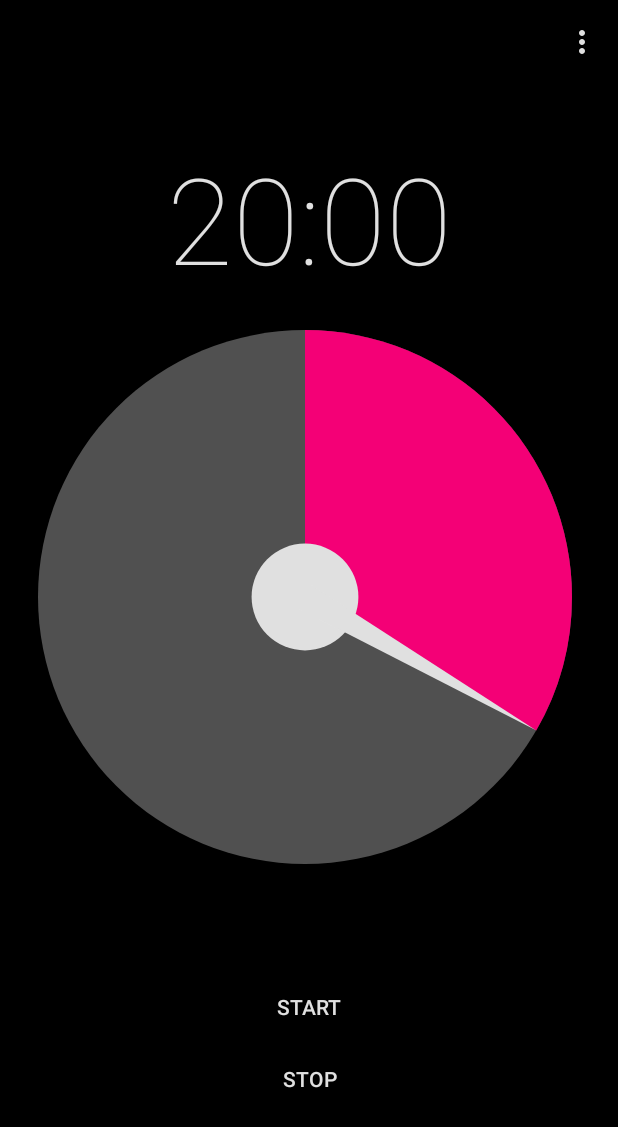
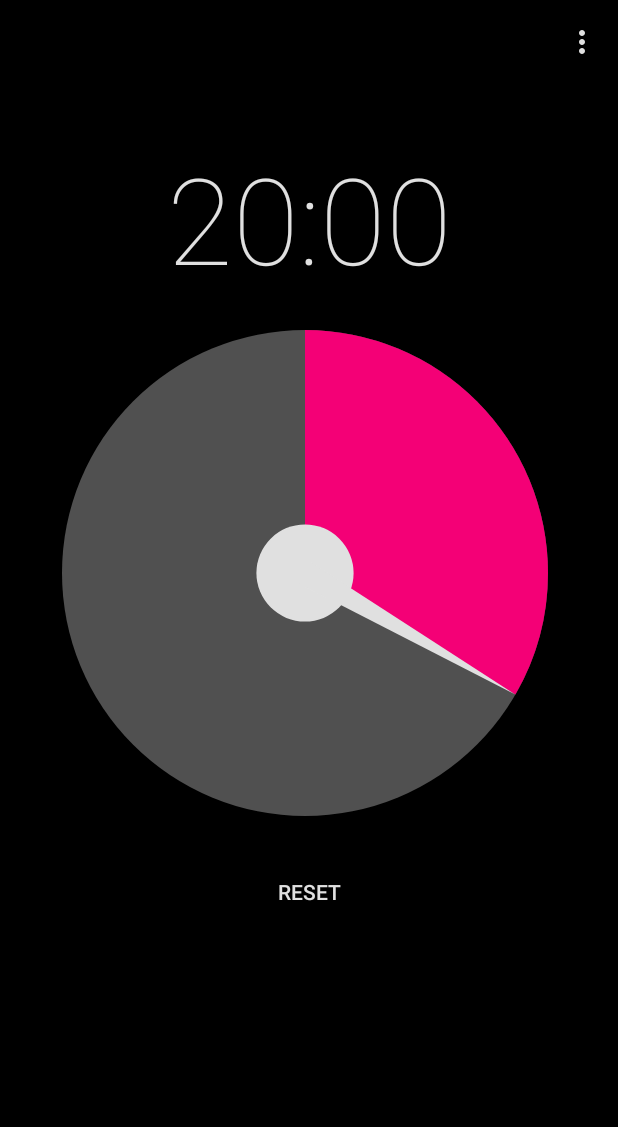
Before and after one commit to joehalliwell/meditation-time, an Android app: the screen it shows after launch (MainActivity), on a phone screen of 412 x 824 dp. Shown: the top 1127 px of the screen. Run offline under Robolectric (Android 15) with nearby library versions, the phone set to English and light mode, and no system bars.

Commit message:
Add pause function

```diff
--- a/app/src/main/AndroidManifest.xml
+++ b/app/src/main/AndroidManifest.xml
@@ -5,7 +5,7 @@
     <application
             android:allowBackup="true"
             android:icon="@mipmap/ic_launcher"
-            android:label=""
+            android:label="Meditation Time"
             android:roundIcon="@mipmap/ic_launcher_round"
             android:supportsRtl="true"
             android:theme="@style/AppTheme">
--- a/app/src/main/java/com/joehalliwell/meditationtime/MainActivity.kt
+++ b/app/src/main/java/com/joehalliwell/meditationtime/MainActivity.kt
@@ -71,6 +71,11 @@ class MainActivity : AppCompatActivity(), TimerViewListener, Runnable {
             duration = maximumDuration / 3
         }
 
+        reset()
+
+        // Remove app name from action bar
+        supportActionBar?.setDisplayShowTitleEnabled(false)
+        supportActionBar?.setDisplayShowHomeEnabled(false)
     }
 
     override fun onDestroy() {
@@ -116,29 +121,10 @@ class MainActivity : AppCompatActivity(), TimerViewListener, Runnable {
         }
     }
 
-    private fun isRunning(): Boolean = _start > 0
+    override fun onDialTouch(position: Float) {
+        if (isRunning()) return
 
-    fun start(view: View) {
-        if (isRunning()) return
-        _start = System.currentTimeMillis()
-        _stage = -1
-        val editor: Editor = preferences.edit()
-        editor.putLong("duration", duration)
-        editor.commit()
-        timerHandler.postDelayed(this, 0)
-    }
-
-    fun stop(view: View) {
-        timerHandler.removeCallbacks(this)
-        _start = 0
-        _elapsed = 0
-        updateViews()
-    }
-
-    override fun onDialTouch(position: Float) {
         Log.i(TAG, "Got touch at " + position)
-
-        if (isRunning()) return
 
         var d = position
         if (d <= 0) d+= 1.0f
@@ -147,8 +133,32 @@ class MainActivity : AppCompatActivity(), TimerViewListener, Runnable {
     }
 
     override fun onHubTouch() {
-        if (!isRunning()) start(this.timerView)
-        else stop(this.timerView)
+        if (!isRunning()) start()
+        else pause()
+    }
+
+    private fun isRunning(): Boolean = _start > 0
+
+    fun start() {
+        if (isRunning()) return
+        _start = System.currentTimeMillis()
+        val editor: Editor = preferences.edit()
+        editor.putLong("duration", duration)
+        editor.commit()
+        timerHandler.postDelayed(this, 0)
+    }
+
+    fun reset() {
+        _stage = -1
+        _elapsed = 0
+        pause()
+    }
+    fun resetClickHandler(view: View) = reset()
+
+    fun pause() {
+        _start = 0
+        timerHandler.removeCallbacks(this)
+        updateViews()
     }
 
     override fun run() {
@@ -164,7 +174,7 @@ class MainActivity : AppCompatActivity(), TimerViewListener, Runnable {
             _stage = targetStage
             playSoundForStage(targetStage)
         }
-        if (_stage == _segments && !runOn) stop(this.timerTextView)
+        if (_stage == _segments && !runOn) reset()
 
         updateViews()
 
--- a/app/src/main/res/layout/activity_main.xml
+++ b/app/src/main/res/layout/activity_main.xml
@@ -32,37 +32,24 @@
             android:layout_height="wrap_content" android:id="@+id/timerView" app:exampleString="Hello world"
             app:exampleColor="#1A1414"
             app:exampleDimension="10dp" android:padding="5dp"
-            tools:layout_editor_absoluteX="20dp" app:layout_constraintTop_toBottomOf="@+id/timeTextView"
-            android:layout_marginTop="16dp"/>
+            app:layout_constraintTop_toBottomOf="@+id/timeTextView"
+            android:layout_marginTop="16dp" app:layout_constraintStart_toStartOf="parent"
+            android:layout_marginStart="16dp" app:layout_constraintEnd_toEndOf="parent"
+            android:layout_marginEnd="16dp"/>
     <Space
             android:layout_width="0dp"
             android:layout_height="wrap_content" android:layout_weight="2" tools:layout_editor_absoluteY="127dp"
             tools:layout_editor_absoluteX="20dp" android:id="@+id/space"/>
-    <LinearLayout
+    <Button
+            android:id="@+id/go"
+            android:text="@string/reset"
             android:layout_width="match_parent"
             android:layout_height="wrap_content"
-            android:orientation="vertical"
-            app:layout_constraintBottom_toBottomOf="parent"
-            app:layout_constraintHorizontal_bias="0.5"
-            app:layout_constraintLeft_toLeftOf="parent"
-            app:layout_constraintRight_toRightOf="parent"
-            app:layout_constraintVertical_bias="0.5" android:id="@+id/linearLayout"
-            app:layout_constraintTop_toBottomOf="@+id/timerView">
-
-        <Button
-                android:id="@+id/go"
-                android:text="Start"
-                android:layout_width="match_parent"
-                android:layout_height="wrap_content"
-                android:onClick="start"
-                android:backgroundTint="@color/background"
-                android:textColor="@color/detail"/>
-        <Button
-                android:text="Stop"
-                android:layout_width="match_parent"
-                android:layout_height="wrap_content" android:id="@+id/stop" android:onClick="stop"
-                android:backgroundTint="@color/background"
-                android:textColor="@color/detail"/>
-    </LinearLayout>
+            android:backgroundTint="@color/background"
+            android:textColor="@color/detail"
+            app:layout_constraintTop_toBottomOf="@+id/timerView"
+            android:layout_marginTop="16dp" app:layout_constraintStart_toStartOf="parent"
+            android:layout_marginStart="16dp" app:layout_constraintEnd_toEndOf="parent"
+            android:layout_marginEnd="16dp"/>
 
 </androidx.constraintlayout.widget.ConstraintLayout>
--- a/app/src/main/res/values/strings.xml
+++ b/app/src/main/res/values/strings.xml
@@ -4,6 +4,8 @@
     <string name="settings_bells">Play interval bells</string>
     <string name="action_settings">Settings</string>
     <string name="title_activity_settings">Settings</string>
+
+    <string name="reset">Reset</string>
 
     <!-- Preference Titles -->
     <string name="messages_header">Messages</string>
```
